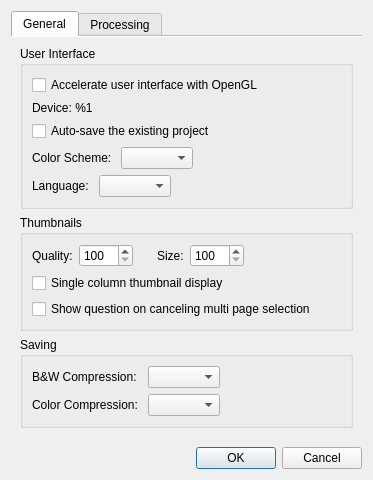
Old version of the form src/scantailor/app/ui/dialogs/SettingsDialog.ui in the repository adehad/py-scantailor.
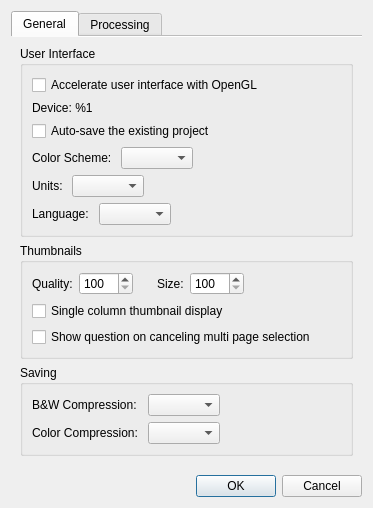
New version of the form.

Commit message:
Make Settings and Default Parameters work, with JSON profiles for new projects
Fixes #174

What changed in the file:
```diff
--- a/src/scantailor/app/ui/dialogs/SettingsDialog.ui
+++ b/src/scantailor/app/ui/dialogs/SettingsDialog.ui
@@ -81,6 +81,33 @@
             </item>
            </layout>
           </item>
+          <item>
+           <layout class="QHBoxLayout" name="horizontalLayout_5">
+            <item>
+             <widget class="QLabel" name="unitsLabel">
+              <property name="text">
+               <string>Units: </string>
+              </property>
+             </widget>
+            </item>
+            <item>
+             <widget class="QComboBox" name="unitsBox"/>
+            </item>
+            <item>
+             <spacer name="horizontalSpacer_5">
+              <property name="orientation">
+               <enum>Qt::Horizontal</enum>
+              </property>
+              <property name="sizeHint" stdset="0">
+               <size>
+                <width>1</width>
+                <height>1</height>
+               </size>
+              </property>
+             </spacer>
+            </item>
+           </layout>
+          </item>
           <item>
            <layout class="QHBoxLayout" name="horizontalLayout_4">
             <item>
```
The commit also changes 14 other files.
